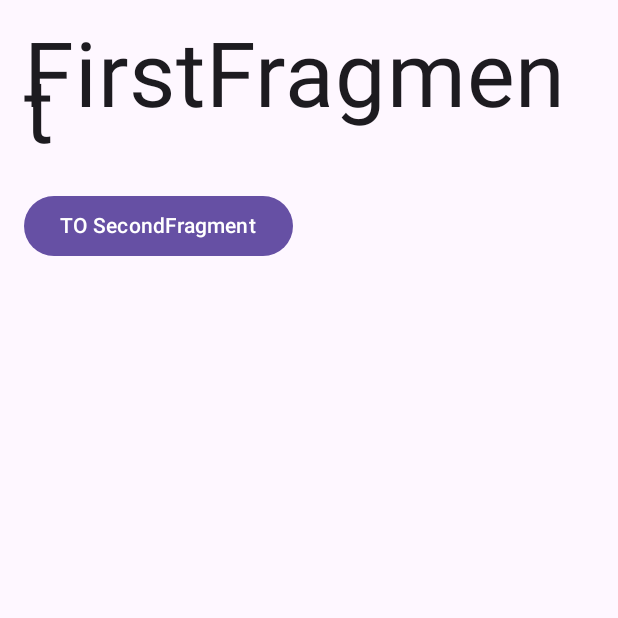
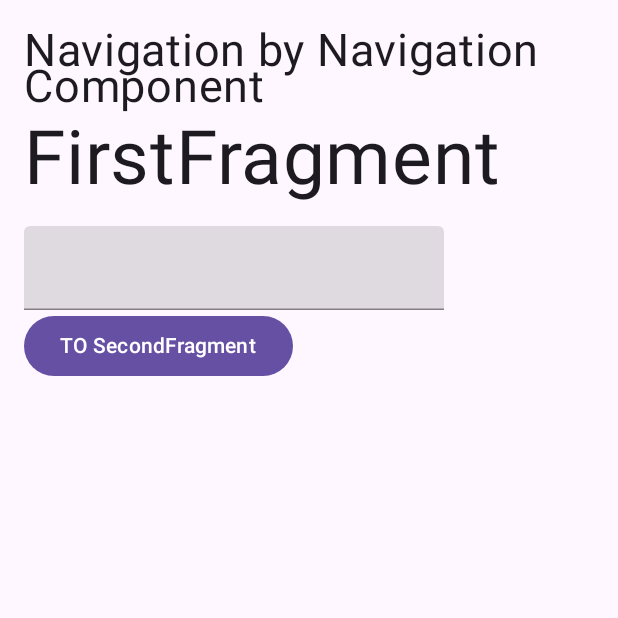
Before and after one commit to beatHunteRcode/AndroidLearning, an Android app built with Jetpack Compose: the composable FirstFragmentContent shown on its own in the app's theme, on a phone screen of 412 x 824 dp, the top half of it. Run offline under Robolectric (Android 15) with nearby library versions, the phone set to English and light mode, and no system bars.

Commit message:
Added example of usage Safe Args with Navigation Component

```diff
--- a/app/src/main/java/com/example/androidlearning/navigation/navigationComponent/ui/FirstFragmentContent.kt
+++ b/app/src/main/java/com/example/androidlearning/navigation/navigationComponent/ui/FirstFragmentContent.kt
@@ -4,28 +4,44 @@ import androidx.compose.foundation.layout.Column
 import androidx.compose.foundation.layout.Spacer
 import androidx.compose.foundation.layout.height
 import androidx.compose.foundation.layout.padding
+import androidx.compose.material.TextField
 import androidx.compose.material3.Button
 import androidx.compose.material3.Text
 import androidx.compose.runtime.Composable
+import androidx.compose.runtime.mutableStateOf
+import androidx.compose.runtime.remember
 import androidx.compose.ui.Modifier
 import androidx.compose.ui.unit.dp
 import androidx.compose.ui.unit.sp
 import androidx.navigation.NavController
-import com.example.androidlearning.R
+import com.example.androidlearning.navigation.navigationComponent.fragments.FirstFragmentDirections
 
 @Composable
 fun FirstFragmentContent(navController: NavController) {
+
+    val text = remember { mutableStateOf("") }
+
     Column(
         modifier = Modifier.padding(all = 16.dp),
     ) {
+        Text(text = "Navigation by Navigation Component",
+            fontSize = 30.sp)
         Text(
             text = "FirstFragment",
-            fontSize = 60.sp
+            fontSize = 50.sp
         )
         Spacer(modifier = Modifier.height(16.dp))
+        TextField(
+            value = text.value,
+            onValueChange = {
+                text.value = it
+            }
+        )
         Button(
             onClick = {
-                navController.navigate(R.id.action_secondFragment)
+                navController.navigate(
+                    FirstFragmentDirections.actionSecondFragment(inputText = text.value)
+                )
             }
         ) {
             Text("TO SecondFragment")
--- a/gradle/libs.versions.toml
+++ b/gradle/libs.versions.toml
@@ -32,6 +32,7 @@ androidx-fragment-ktx = { module = "androidx.fragment:fragment-ktx", version.ref
 androidx-junit = { module = "androidx.test.ext:junit", version.ref = "junit" }
 androidx-lifecycle-viewmodel-compose = { module = "androidx.lifecycle:lifecycle-viewmodel-compose", version.ref = "lifecycleViewmodelComposeVersion" }
 androidx-navigation-fragment = { module = "androidx.navigation:navigation-fragment", version.ref = "navigationVersion" }
+androidx-navigation-safeargs-gradleplugin = { module = "androidx.navigation:navigation-safe-args-gradle-plugin", version.ref = "navigationVersion"}
 androidx-navigation-compose = { module = "androidx.navigation:navigation-compose", version.ref = "navigationVersion" }
 androidx-navigation-ui = { module = "androidx.navigation:navigation-ui", version.ref = "navigationVersion" }
 androidx-fragment-compose = { module = "androidx.fragment:fragment-compose", version.ref = "fragmentKtxVersion" }
@@ -67,3 +68,4 @@ kotlin-kapt = { id = "kotlin-kapt" }
 compose-compiler = { id = "org.jetbrains.kotlin.plugin.compose", version.ref = "kotlinVersion" }
 scabbard = { id = "scabbard.gradle", version.ref = "scabbardVersion" }
 kotlin-serialization = { id = "org.jetbrains.kotlin.plugin.serialization", version.ref = "kotlinxSerializationJsonVersion" }
+androidx-navigation-safeargs-kotlin = { id = "androidx.navigation.safeargs.kotlin", version.ref = "navigationVersion" }
```
Also changed, not shown: app/build.gradle.kts (+17 -4 lines), app/src/main/java/com/example/androidlearning/navigation/navigationComponent/fragments/SecondFragment.kt (+7 -1 lines), app/src/main/java/com/example/androidlearning/navigation/navigationComponent/ui/SecondFragmentContent.kt (+13 -2 lines), app/src/main/res/navigation/learning_navigation_graph.xml (+16 -3 lines).
